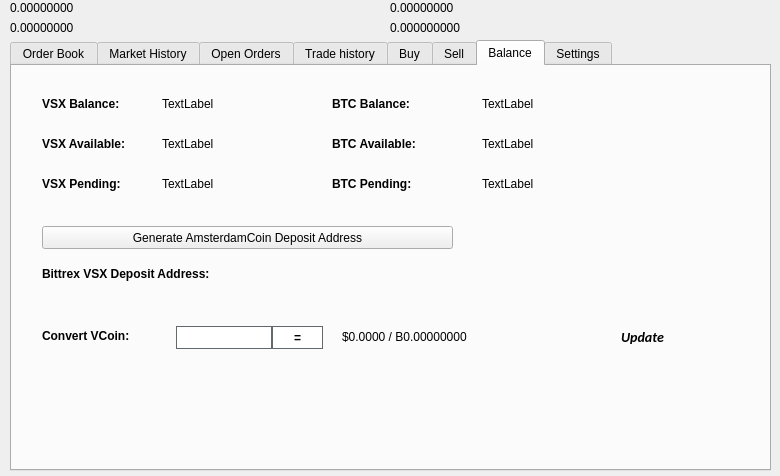
The window that src/qt/forms/tradingdialog.ui (VsyncDEV/Vsync) describes before a commit, drawn with Qt 5.
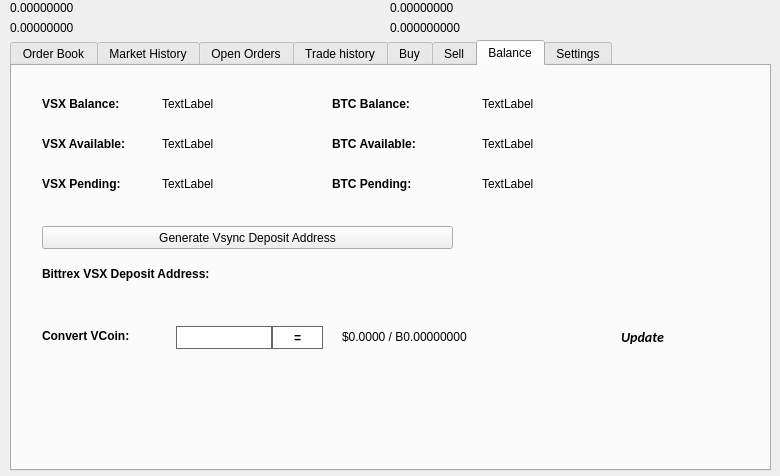
The same window after the commit. The open tabs and pages were chosen to show the change. Icons and pictures are not drawn.

Patch:
```diff
--- a/src/qt/forms/tradingdialog.ui
+++ b/src/qt/forms/tradingdialog.ui
@@ -2941,7 +2941,7 @@
       </rect>
      </property>
      <property name="text">
-      <string>Generate AmsterdamCoin Deposit Address</string>
+      <string>Generate Vsync Deposit Address</string>
      </property>
      <property name="icon">
       <iconset resource="../amsterdamcoin.qrc">
```
Left out of the diff: 2 changed lines with no effect on the pictures.
